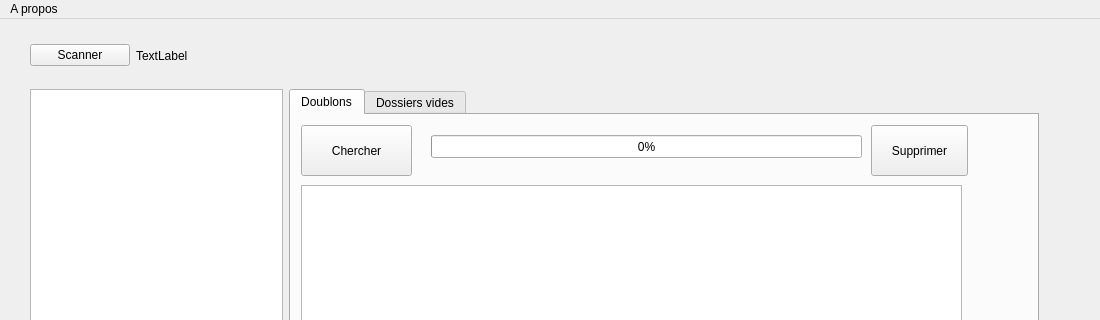
Qt form org/orgview.ui (relefebvre/organizer) before a commit; both pictures show x 0 to 1100 and y 0 to 320 of the 1100 by 688 pixel window.
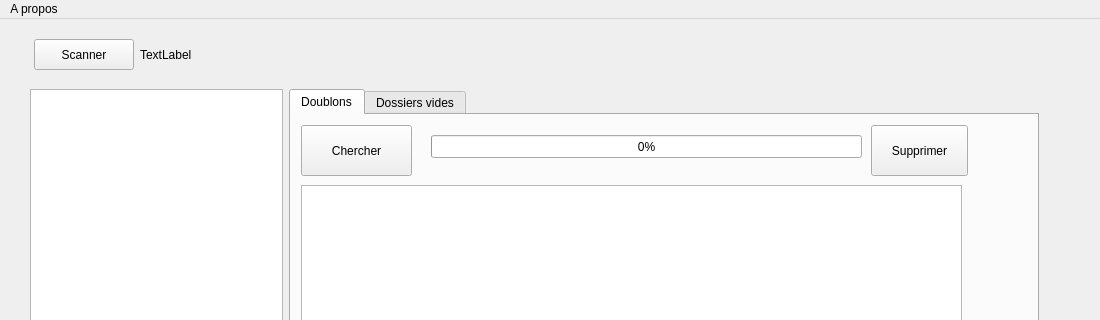
The same form after that commit.

Commit message: je sais plus ce que j'ai fait

```diff
--- a/org/orgview.ui
+++ b/org/orgview.ui
@@ -77,41 +77,6 @@
      <string/>
     </property>
    </widget>
-   <widget class="QWidget" name="layoutWidget_2">
-    <property name="geometry">
-     <rect>
-      <x>30</x>
-      <y>20</y>
-      <width>331</width>
-      <height>33</height>
-     </rect>
-    </property>
-    <layout class="QHBoxLayout" name="horizontalLayout_2">
-     <item>
-      <widget class="QPushButton" name="start_stop">
-       <property name="enabled">
-        <bool>true</bool>
-       </property>
-       <property name="maximumSize">
-        <size>
-         <width>100</width>
-         <height>16777215</height>
-        </size>
-       </property>
-       <property name="text">
-        <string>Scanner</string>
-       </property>
-      </widget>
-     </item>
-     <item>
-      <widget class="QLabel" name="label">
-       <property name="text">
-        <string>TextLabel</string>
-       </property>
-      </widget>
-     </item>
-    </layout>
-   </widget>
    <widget class="QTabWidget" name="recherche">
     <property name="geometry">
      <rect>
@@ -318,6 +283,41 @@
      <bool>false</bool>
     </attribute>
    </widget>
+   <widget class="QPushButton" name="start_stop">
+    <property name="enabled">
+     <bool>true</bool>
+    </property>
+    <property name="geometry">
+     <rect>
+      <x>34</x>
+      <y>20</y>
+      <width>100</width>
+      <height>31</height>
+     </rect>
+    </property>
+    <property name="maximumSize">
+     <size>
+      <width>100</width>
+      <height>16777215</height>
+     </size>
+    </property>
+    <property name="text">
+     <string>Scanner</string>
+    </property>
+   </widget>
+   <widget class="QLabel" name="label">
+    <property name="geometry">
+     <rect>
+      <x>140</x>
+      <y>20</y>
+      <width>901</width>
+      <height>31</height>
+     </rect>
+    </property>
+    <property name="text">
+     <string>TextLabel</string>
+    </property>
+   </widget>
   </widget>
   <widget class="QMenuBar" name="menubar">
    <property name="geometry">
```
The commit also changes 1 other file.
